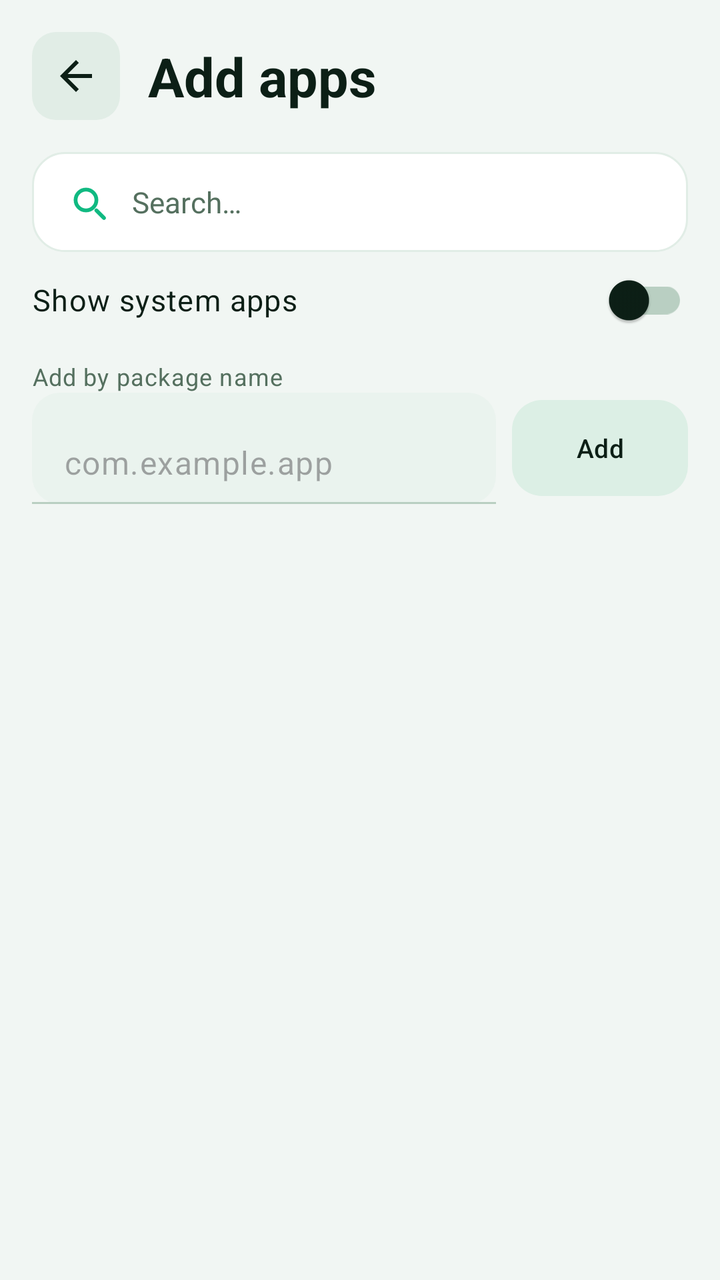
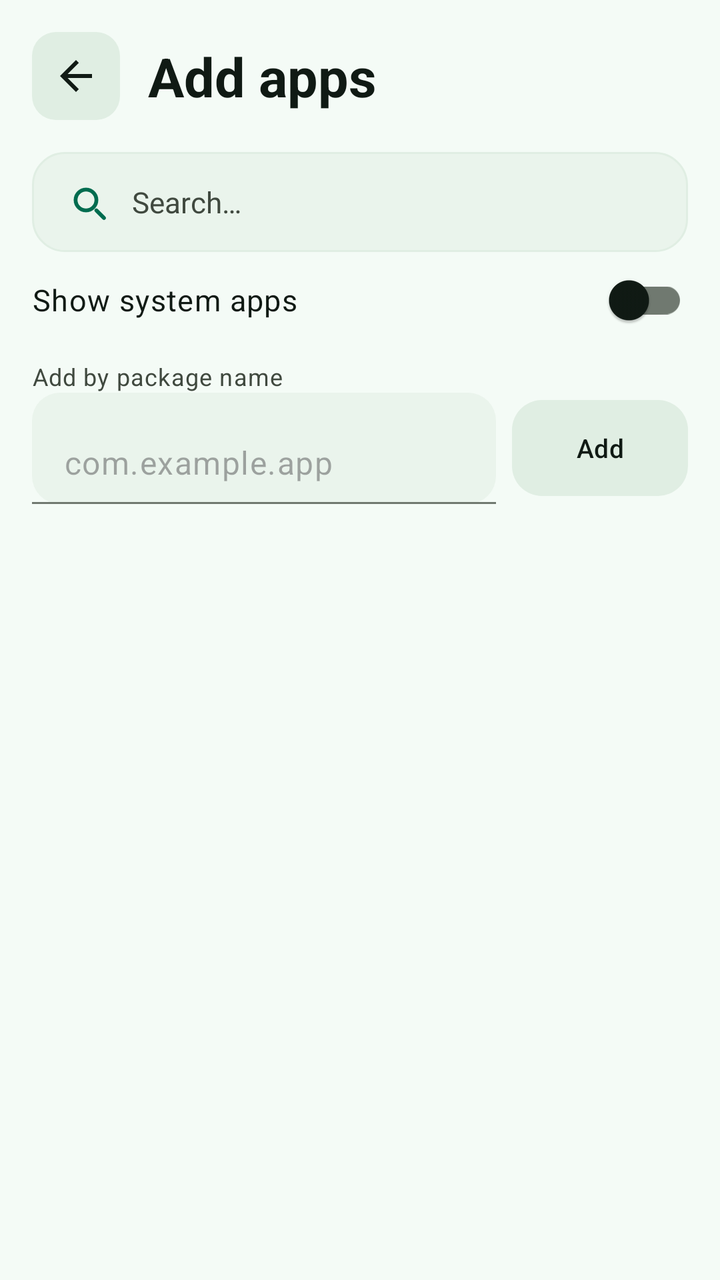

The first picture is an Android layout as it rendered before a commit; the second is the same layout after the commit. The layout source and the unified diff follow.
<!-- AndroidManifest.xml: application theme Theme.PhoneLink -->
<!-- res/layout/activity_app_picker.xml -->
<?xml version="1.0" encoding="utf-8"?>
<LinearLayout xmlns:android="http://schemas.android.com/apk/res/android"
    xmlns:app="http://schemas.android.com/apk/res-auto"
    android:layout_width="match_parent"
    android:layout_height="match_parent"
    android:orientation="vertical">

    <LinearLayout
        android:layout_width="match_parent"
        android:layout_height="wrap_content"
        android:gravity="center_vertical"
        android:orientation="horizontal"
        android:padding="16dp">

        <ImageButton
            android:id="@+id/btnPickerBack"
            android:layout_width="44dp"
            android:layout_height="44dp"
            android:background="@drawable/bg_back_chip"
            android:contentDescription="@string/btn_back"
            android:padding="10dp"
            android:src="@drawable/ic_arrow_back"
            app:tint="?attr/colorOnSurface" />

        <TextView
            style="@style/PL.H1"
            android:layout_width="0dp"
            android:layout_marginStart="14dp"
            android:layout_weight="1"
            android:text="@string/alk_picker_title" />
    </LinearLayout>

    <LinearLayout
        android:layout_width="match_parent"
        android:layout_height="wrap_content"
        android:orientation="vertical"
        android:paddingStart="16dp"
        android:paddingEnd="16dp">

        <EditText
            android:id="@+id/etPickerSearch"
            style="@style/PL.SearchBox"
            android:hint="@string/picker_search_hint"
            android:inputType="text"
            app:drawableStartCompat="@drawable/ic_search" />

        <com.google.android.material.switchmaterial.SwitchMaterial
            android:id="@+id/swShowSystem"
            style="@style/PL.SwitchRow"
            android:text="@string/alk_show_system" />

        <TextView
            style="@style/PL.BodySmall"
            android:layout_marginTop="6dp"
            android:text="@string/alk_manual_label" />

        <LinearLayout
            android:layout_width="match_parent"
            android:layout_height="wrap_content"
            android:gravity="center_vertical"
            android:orientation="horizontal">

            
            <com.google.android.material.textfield.TextInputLayout
                style="@style/PL.Field"
                android:layout_width="0dp"
                android:layout_height="wrap_content"
                android:layout_marginTop="0dp"
                android:layout_weight="1"
                app:hintEnabled="false">

                <com.google.android.material.textfield.TextInputEditText
                    android:id="@+id/etManualPkg"
                    android:layout_width="match_parent"
                    android:layout_height="wrap_content"
                    android:hint="@string/alk_manual_hint"
                    android:inputType="textNoSuggestions" />
            </com.google.android.material.textfield.TextInputLayout>

            <com.google.android.material.button.MaterialButton
                android:id="@+id/btnManualAdd"
                style="@style/PL.BtnChip"
                android:layout_width="wrap_content"
                android:layout_height="wrap_content"
                android:layout_marginStart="8dp"
                android:text="@string/alk_btn_add" />
        </LinearLayout>
    </LinearLayout>

    <ListView
        android:id="@+id/lvPickerApps"
        android:layout_width="match_parent"
        android:layout_height="0dp"
        android:layout_marginTop="8dp"
        android:layout_weight="1"
        android:divider="@null"
        android:dividerHeight="0dp" />
</LinearLayout>
<!-- resources referenced by this layout -->
<resources>
  <style name="Theme.PhoneLink" parent="Theme.Material3.DayNight.NoActionBar">
          
          <item name="colorPrimary">@color/md_primary</item>
          <item name="colorOnPrimary">@color/md_onPrimary</item>
          <item name="colorPrimaryContainer">@color/md_primaryContainer</item>
          <item name="colorOnPrimaryContainer">@color/md_onPrimaryContainer</item>
          <item name="colorSecondary">@color/md_secondary</item>
          <item name="colorOnSecondary">@color/md_onSecondary</item>
          <item name="colorSecondaryContainer">@color/md_secondaryContainer</item>
          <item name="colorOnSecondaryContainer">@color/md_onSecondaryContainer</item>
          <item name="android:colorBackground">@color/md_background</item>
          <item name="colorOnBackground">@color/md_onBackground</item>
          <item name="colorSurface">@color/md_surface</item>
          <item name="colorOnSurface">@color/md_onSurface</item>
          <item name="colorSurfaceVariant">@color/md_surfaceVariant</item>
          <item name="colorOnSurfaceVariant">@color/md_onSurfaceVariant</item>
          <item name="colorSurfaceContainer">@color/md_surfaceContainer</item>
          <item name="colorSurfaceContainerHigh">@color/md_surfaceContainerHigh</item>
          <item name="colorSurfaceContainerLowest">@color/md_surfaceContainerLowest</item>
          <item name="colorSurfaceContainerLow">@color/md_surfaceContainerLow</item>
          <item name="colorSurfaceContainerHighest">@color/md_surfaceContainerHighest</item>
          <item name="colorSurfaceDim">@color/md_surfaceDim</item>
          <item name="colorSurfaceBright">@color/md_surfaceBright</item>
          <item name="colorTertiary">@color/md_tertiary</item>
          <item name="colorOnTertiary">@color/md_onTertiary</item>
          <item name="colorTertiaryContainer">@color/md_tertiaryContainer</item>
          <item name="colorOnTertiaryContainer">@color/md_onTertiaryContainer</item>
          <item name="colorInverseSurface">@color/md_inverseSurface</item>
          <item name="colorInverseOnSurface">@color/md_inverseOnSurface</item>
          <item name="colorInversePrimary">@color/md_inversePrimary</item>
          <item name="colorOutlineVariant">@color/md_outlineVariant</item>
          <item name="colorScrim">@color/md_scrim</item>
          <item name="colorOutline">@color/md_outline</item>
          <item name="materialCardViewStyle">@style/PL.CardView</item>
          <item name="materialButtonStyle">@style/PL.BtnFilled</item>
          <item name="materialButtonOutlinedStyle">@style/PL.BtnOutlined</item>
          <item name="colorError">@color/md_error</item>
          <item name="colorOnError">@color/md_onError</item>
          <item name="colorErrorContainer">@color/md_errorContainer</item>
          <item name="android:statusBarColor">@color/md_background</item>
          <item name="android:navigationBarColor">@color/md_background</item>
          <item name="android:windowLightStatusBar">true</item>
          <item name="android:windowLightNavigationBar">true</item>
          <item name="plTileFill">@color/md_surface</item>
          <item name="plBtnFill">@color/md_btnFill</item>
          <item name="plBtnStroke">@color/md_outline</item>
          <item name="plNavActive">@color/nav_active</item>
          <item name="plNavInactive">@color/nav_inactive</item>
          <item name="plNavIndicator">@color/nav_indicator</item>
      </style>
  <color name="md_primary">#10B981</color>
  <color name="md_onPrimary">#FFFFFF</color>
  <color name="md_primaryContainer">#D9F6E9</color>
  <color name="md_onPrimaryContainer">#06382A</color>
  <color name="md_secondary">#52665C</color>
  <color name="md_onSecondary">#FFFFFF</color>
  <color name="md_secondaryContainer">#E6EFEA</color>
  <color name="md_onSecondaryContainer">#12241B</color>
  <color name="md_background">#F1F6F3</color>
  <color name="md_onBackground">#0C1F16</color>
  <color name="md_surface">#FFFFFF</color>
  <color name="md_onSurface">#0C1F16</color>
  <color name="md_surfaceVariant">#E1EDE6</color>
  <color name="md_onSurfaceVariant">#55705F</color>
  <color name="md_surfaceContainer">#EAF3EE</color>
  <color name="md_surfaceContainerHigh">#DCEAE2</color>
  <color name="md_surfaceContainerLowest">#FFFFFF</color>
  <color name="md_surfaceContainerLow">#F5FAF7</color>
  <color name="md_surfaceContainerHighest">#D2E0D6</color>
  <color name="md_surfaceDim">#DCE8DF</color>
  <color name="md_surfaceBright">#FFFFFF</color>
  <color name="md_tertiary">#6B5CA5</color>
  <color name="md_onTertiary">#FFFFFF</color>
  <color name="md_tertiaryContainer">#E7DEF8</color>
  <color name="md_onTertiaryContainer">#241A4D</color>
  <color name="md_inverseSurface">#12241B</color>
  <color name="md_inverseOnSurface">#EAF4EE</color>
  <color name="md_inversePrimary">#6EE7B7</color>
  <color name="md_outlineVariant">#CBDCD2</color>
  <color name="md_scrim">#000000</color>
  <color name="md_outline">#B9CFC2</color>
  <color name="md_error">#BA1A1A</color>
  <color name="md_btnFill">#DCEFE5</color>
  <color name="nav_active">#10B981</color>
  <color name="nav_inactive">#5C7267</color>
  <color name="nav_indicator">#D9F6E9</color>
  <!-- unchanged entries left out for length: 22 -->
</resources>

<!-- the commit's change to res/layout/activity_app_picker.xml (unified diff, before → after) -->
@@ -37,7 +37,7 @@
         android:paddingStart="16dp"
         android:paddingEnd="16dp">
 
-        <EditText
+        <com.google.android.material.textfield.TextInputEditText
             android:id="@+id/etPickerSearch"
             style="@style/PL.SearchBox"
             android:hint="@string/picker_search_hint"
<!-- resource entries referenced after the edit -->
@@ -27,11 +27,11 @@
           <item name="colorOnTertiary">@color/md_onTertiary</item>
           <item name="colorTertiaryContainer">@color/md_tertiaryContainer</item>
           <item name="colorOnTertiaryContainer">@color/md_onTertiaryContainer</item>
-          <item name="colorInverseSurface">@color/md_inverseSurface</item>
-          <item name="colorInverseOnSurface">@color/md_inverseOnSurface</item>
-          <item name="colorInversePrimary">@color/md_inversePrimary</item>
+          <item name="colorSurfaceInverse">@color/md_inverseSurface</item>
+          <item name="colorOnSurfaceInverse">@color/md_inverseOnSurface</item>
+          <item name="colorPrimaryInverse">@color/md_inversePrimary</item>
           <item name="colorOutlineVariant">@color/md_outlineVariant</item>
-          <item name="colorScrim">@color/md_scrim</item>
+          <item name="scrimBackground">@color/md_scrim</item>
           <item name="colorOutline">@color/md_outline</item>
           <item name="materialCardViewStyle">@style/PL.CardView</item>
           <item name="materialButtonStyle">@style/PL.BtnFilled</item>
@@ -50,42 +50,42 @@
           <item name="plNavInactive">@color/nav_inactive</item>
           <item name="plNavIndicator">@color/nav_indicator</item>
       </style>
-  <color name="md_primary">#10B981</color>
-  <color name="md_onPrimary">#FFFFFF</color>
-  <color name="md_primaryContainer">#D9F6E9</color>
-  <color name="md_onPrimaryContainer">#06382A</color>
-  <color name="md_secondary">#52665C</color>
-  <color name="md_onSecondary">#FFFFFF</color>
-  <color name="md_secondaryContainer">#E6EFEA</color>
-  <color name="md_onSecondaryContainer">#12241B</color>
-  <color name="md_background">#F1F6F3</color>
-  <color name="md_onBackground">#0C1F16</color>
-  <color name="md_surface">#FFFFFF</color>
-  <color name="md_onSurface">#0C1F16</color>
-  <color name="md_surfaceVariant">#E1EDE6</color>
-  <color name="md_onSurfaceVariant">#55705F</color>
-  <color name="md_surfaceContainer">#EAF3EE</color>
-  <color name="md_surfaceContainerHigh">#DCEAE2</color>
-  <color name="md_surfaceContainerLowest">#FFFFFF</color>
-  <color name="md_surfaceContainerLow">#F5FAF7</color>
-  <color name="md_surfaceContainerHighest">#D2E0D6</color>
-  <color name="md_surfaceDim">#DCE8DF</color>
-  <color name="md_surfaceBright">#FFFFFF</color>
-  <color name="md_tertiary">#6B5CA5</color>
-  <color name="md_onTertiary">#FFFFFF</color>
-  <color name="md_tertiaryContainer">#E7DEF8</color>
-  <color name="md_onTertiaryContainer">#241A4D</color>
-  <color name="md_inverseSurface">#12241B</color>
-  <color name="md_inverseOnSurface">#EAF4EE</color>
-  <color name="md_inversePrimary">#6EE7B7</color>
-  <color name="md_outlineVariant">#CBDCD2</color>
-  <color name="md_scrim">#000000</color>
-  <color name="md_outline">#B9CFC2</color>
-  <color name="md_error">#BA1A1A</color>
-  <color name="md_btnFill">#DCEFE5</color>
-  <color name="nav_active">#10B981</color>
-  <color name="nav_inactive">#5C7267</color>
-  <color name="nav_indicator">#D9F6E9</color>
+  <color name="md_primary">#006c4f</color>
+  <color name="md_onPrimary">#ffffff</color>
+  <color name="md_primaryContainer">#8df5c9</color>
+  <color name="md_onPrimaryContainer">#002114</color>
+  <color name="md_secondary">#006c4f</color>
+  <color name="md_onSecondary">#ffffff</color>
+  <color name="md_secondaryContainer">#cfe9d8</color>
+  <color name="md_onSecondaryContainer">#0c1f16</color>
+  <color name="md_background">#f4fbf6</color>
+  <color name="md_onBackground">#101a14</color>
+  <color name="md_surface">#eaf4ec</color>
+  <color name="md_onSurface">#101a14</color>
+  <color name="md_surfaceVariant">#e0eee3</color>
+  <color name="md_onSurfaceVariant">#40493f</color>
+  <color name="md_surfaceContainer">#eaf4ec</color>
+  <color name="md_surfaceContainerHigh">#d5e7d9</color>
+  <color name="md_surfaceContainerLowest">#f4fbf6</color>
+  <color name="md_surfaceContainerLow">#eaf4ec</color>
+  <color name="md_surfaceContainerHighest">#C2DCC7</color>
+  <color name="md_surfaceDim">#f4fbf6</color>
+  <color name="md_surfaceBright">#d5e7d9</color>
+  <color name="md_tertiary">#006c4f</color>
+  <color name="md_onTertiary">#ffffff</color>
+  <color name="md_tertiaryContainer">#c6dcf2</color>
+  <color name="md_onTertiaryContainer">#0a1c2c</color>
+  <color name="md_inverseSurface">#2c322d</color>
+  <color name="md_inverseOnSurface">#edf2ec</color>
+  <color name="md_inversePrimary">#8df5c9</color>
+  <color name="md_outlineVariant">#404A42</color>
+  <color name="md_scrim">#52000000</color>
+  <color name="md_outline">#707970</color>
+  <color name="md_error">#ba1a1a</color>
+  <color name="md_btnFill">#e0eee3</color>
+  <color name="nav_active">#006c4f</color>
+  <color name="nav_inactive">#40493f</color>
+  <color name="nav_indicator">#cfe9d8</color>
   <!-- unchanged entries left out for length: 22 -->
 </resources>
 
